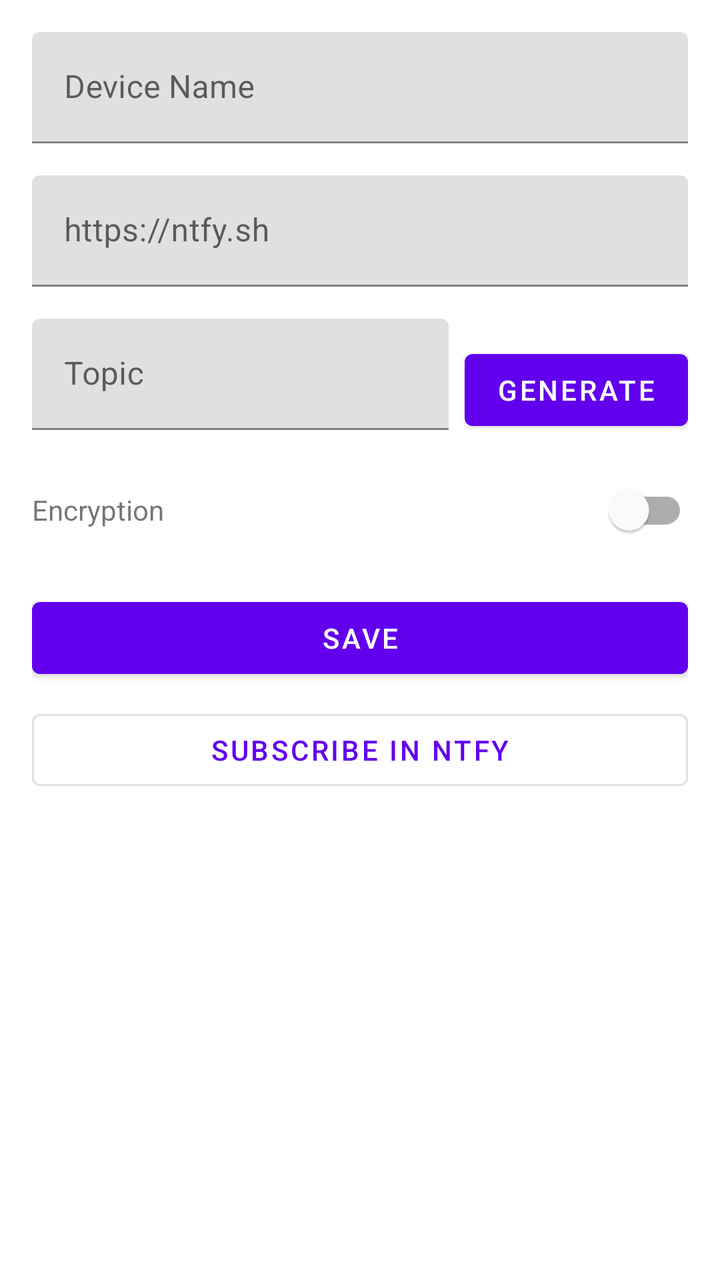
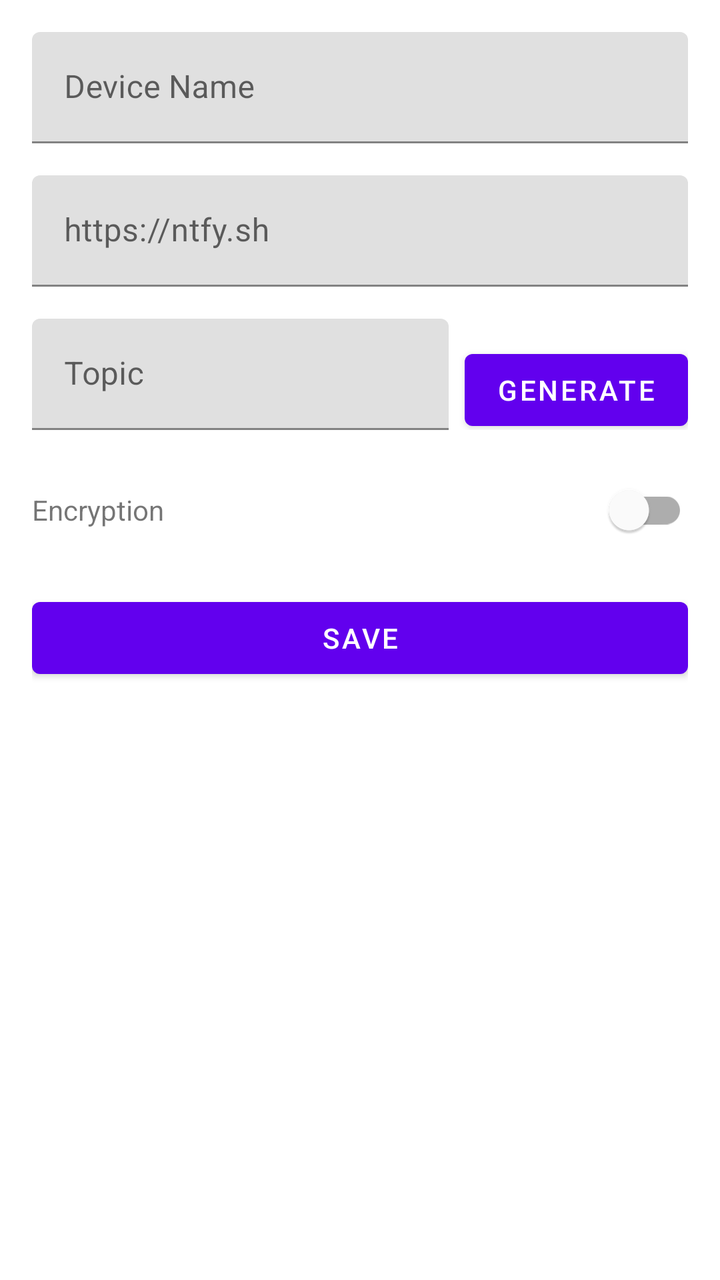

An Android layout rendered at two revisions. The XML below is the earlier revision; the diff shows what the commit changed to produce the second picture.
<!-- AndroidManifest.xml: application theme Theme.ClipShift -->
<!-- res/layout/activity_settings.xml -->
<?xml version="1.0" encoding="utf-8"?>
<ScrollView xmlns:android="http://schemas.android.com/apk/res/android"
    android:id="@+id/scrollView"
    android:layout_width="match_parent"
    android:layout_height="match_parent">

    <LinearLayout
        android:layout_width="match_parent"
        android:layout_height="wrap_content"
        android:orientation="vertical"
        android:padding="16dp">

        <TextView
            android:id="@+id/bannerText"
            android:layout_width="match_parent"
            android:layout_height="wrap_content"
            android:text="@string/onboarding_banner"
            android:visibility="gone"
            android:padding="12dp"
            android:background="@color/teal_200"
            android:layout_marginBottom="16dp" />

        <TextView
            android:id="@+id/notificationPermissionWarning"
            android:layout_width="match_parent"
            android:layout_height="wrap_content"
            android:text="@string/permission_notification_denied"
            android:visibility="gone"
            android:padding="12dp"
            android:layout_marginBottom="16dp" />

        <com.google.android.material.textfield.TextInputLayout
            android:layout_width="match_parent"
            android:layout_height="wrap_content"
            android:hint="@string/label_device_name"
            android:layout_marginBottom="16dp">
            <com.google.android.material.textfield.TextInputEditText
                android:id="@+id/deviceNameInput"
                android:layout_width="match_parent"
                android:layout_height="wrap_content" />
        </com.google.android.material.textfield.TextInputLayout>

        <com.google.android.material.textfield.TextInputLayout
            android:layout_width="match_parent"
            android:layout_height="wrap_content"
            android:hint="@string/hint_base_url"
            android:layout_marginBottom="16dp">
            <com.google.android.material.textfield.TextInputEditText
                android:id="@+id/baseUrlInput"
                android:layout_width="match_parent"
                android:layout_height="wrap_content"
                android:inputType="textUri" />
        </com.google.android.material.textfield.TextInputLayout>

        <LinearLayout
            android:layout_width="match_parent"
            android:layout_height="wrap_content"
            android:orientation="horizontal"
            android:layout_marginBottom="16dp">
            <com.google.android.material.textfield.TextInputLayout
                android:layout_width="0dp"
                android:layout_height="wrap_content"
                android:layout_weight="1"
                android:hint="@string/label_topic">
                <com.google.android.material.textfield.TextInputEditText
                    android:id="@+id/topicInput"
                    android:layout_width="match_parent"
                    android:layout_height="wrap_content" />
            </com.google.android.material.textfield.TextInputLayout>
            <com.google.android.material.button.MaterialButton
                android:id="@+id/generateBtn"
                android:layout_width="wrap_content"
                android:layout_height="wrap_content"
                android:text="@string/btn_generate"
                android:layout_marginStart="8dp" />
        </LinearLayout>

        <TextView
            android:id="@+id/topicError"
            android:layout_width="match_parent"
            android:layout_height="wrap_content"
            android:text="@string/error_topic_invalid"
            android:textColor="@android:color/holo_red_dark"
            android:visibility="gone"
            android:layout_marginBottom="8dp" />

        <LinearLayout
            android:layout_width="match_parent"
            android:layout_height="wrap_content"
            android:orientation="horizontal"
            android:gravity="center_vertical"
            android:layout_marginBottom="16dp">
            <TextView
                android:layout_width="0dp"
                android:layout_height="wrap_content"
                android:layout_weight="1"
                android:text="@string/label_encryption" />
            <com.google.android.material.switchmaterial.SwitchMaterial
                android:id="@+id/encryptionToggle"
                android:layout_width="wrap_content"
                android:layout_height="wrap_content" />
        </LinearLayout>

        <com.google.android.material.textfield.TextInputLayout
            android:id="@+id/passphraseLayout"
            android:layout_width="match_parent"
            android:layout_height="wrap_content"
            android:hint="@string/label_passphrase"
            android:visibility="gone"
            android:layout_marginBottom="8dp">
            <com.google.android.material.textfield.TextInputEditText
                android:id="@+id/passphraseInput"
                android:layout_width="match_parent"
                android:layout_height="wrap_content"
                android:inputType="textPassword" />
        </com.google.android.material.textfield.TextInputLayout>

        <TextView
            android:id="@+id/passphraseError"
            android:layout_width="match_parent"
            android:layout_height="wrap_content"
            android:text="@string/error_passphrase_required"
            android:textColor="@android:color/holo_red_dark"
            android:visibility="gone"
            android:layout_marginBottom="8dp" />

        <com.google.android.material.button.MaterialButton
            android:id="@+id/saveBtn"
            android:layout_width="match_parent"
            android:layout_height="wrap_content"
            android:text="@string/btn_save"
            android:layout_marginBottom="8dp" />

        <com.google.android.material.button.MaterialButton
            android:id="@+id/subscribeBtn"
            android:layout_width="match_parent"
            android:layout_height="wrap_content"
            android:text="@string/btn_subscribe"
            style="@style/Widget.MaterialComponents.Button.OutlinedButton" />

    </LinearLayout>
</ScrollView>
<!-- resources referenced by this layout -->
<resources>
  <color name="teal_200">#FF03DAC5</color>
  <string name="btn_generate">Generate</string>
  <string name="btn_save">Save</string>
  <string name="btn_subscribe">Subscribe in ntfy</string>
  <string name="error_passphrase_required">Passphrase required when encryption is enabled</string>
  <string name="error_topic_invalid">Topic must be 1–64 characters: letters, numbers, hyphens, underscores</string>
  <string name="hint_base_url">https://ntfy.sh</string>
  <string name="label_device_name">Device Name</string>
  <string name="label_encryption">Encryption</string>
  <string name="label_passphrase">Passphrase</string>
  <string name="label_topic">Topic</string>
  <string name="onboarding_banner">Set your topic to get started</string>
  <string name="permission_notification_denied">Notification permission denied — Send Clipboard action will be unavailable. Grant it in system settings.</string>
  <style name="Theme.ClipShift" parent="Theme.MaterialComponents.DayNight.DarkActionBar">
          <item name="colorPrimary">@color/purple_500</item>
          <item name="colorPrimaryDark">@color/purple_700</item>
          <item name="colorAccent">@color/teal_200</item>
      </style>
  <color name="purple_500">#FF6200EE</color>
  <color name="purple_700">#FF3700B3</color>
</resources>

<!-- the commit's change to res/layout/activity_settings.xml (unified diff, before → after) -->
@@ -131,12 +131,5 @@
             android:text="@string/btn_save"
             android:layout_marginBottom="8dp" />
 
-        <com.google.android.material.button.MaterialButton
-            android:id="@+id/subscribeBtn"
-            android:layout_width="match_parent"
-            android:layout_height="wrap_content"
-            android:text="@string/btn_subscribe"
-            style="@style/Widget.MaterialComponents.Button.OutlinedButton" />
-
     </LinearLayout>
 </ScrollView>
<!-- resource entries referenced after the edit -->
@@ -3,7 +3,6 @@
   <color name="teal_200">#FF03DAC5</color>
   <string name="btn_generate">Generate</string>
   <string name="btn_save">Save</string>
-  <string name="btn_subscribe">Subscribe in ntfy</string>
   <string name="error_passphrase_required">Passphrase required when encryption is enabled</string>
   <string name="error_topic_invalid">Topic must be 1–64 characters: letters, numbers, hyphens, underscores</string>
   <string name="hint_base_url">https://ntfy.sh</string>
